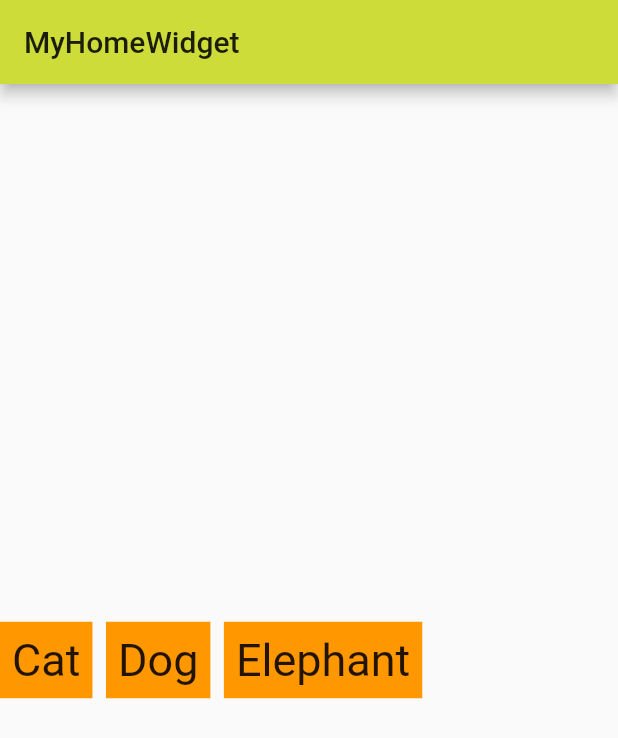
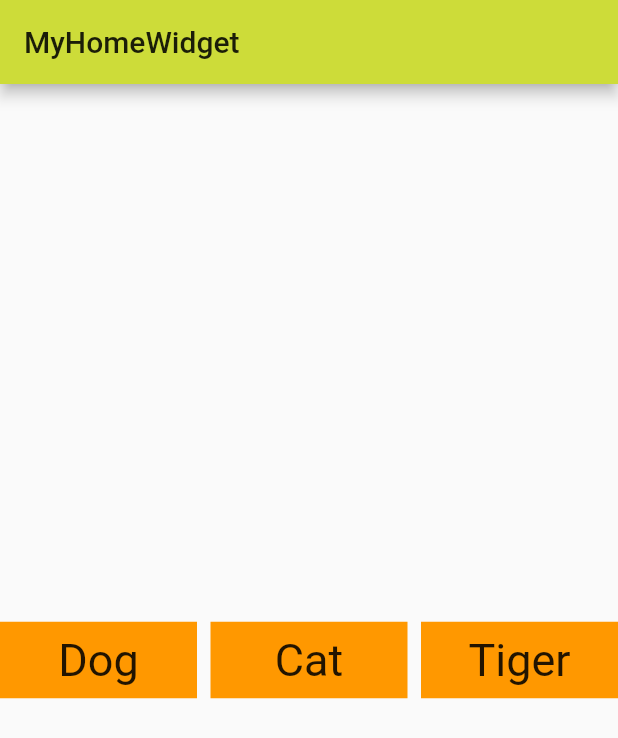
Before and after one commit to tanveerahmed1987/flutter_app, a Flutter app: the screen it shows after launch, on a phone screen of 412 x 824 dp. Shown: the top 738 px of the screen. Run offline on Flutter 3.47's test engine with Material 2 defaults, Android fonts, the phone set to English and light mode, and no system bars.

Commit message:
Row and Column Widget Expanded

```diff
--- a/lib/main.dart
+++ b/lib/main.dart
@@ -19,34 +19,26 @@ class Home extends StatelessWidget {
       appBar: AppBar( title: Text('MyHomeWidget')),
       body: Center(
         child: Row(children: [
-          Name('Cat'),
+          Expanded(child: Name('Dog'),),
           SizedBox(width: 9.0,),
-          Name('Dog'),
+          Expanded(child: Name('Cat')),
           SizedBox(width: 9.0,),
-          Name('Elephant'),
+          Expanded(child: Name('Tiger')),
         ],
-      )
-      )
-    );
+        ),));
   }
 }
 
 class Name extends StatelessWidget {
-
   final String _name;
-
   const Name(this._name);
 
   @override
   Widget build(BuildContext context) {
     return DecoratedBox(
       decoration: BoxDecoration(color: Colors.orange),
-      child: Padding(
-        padding: EdgeInsets.all(8.0),
-        child: Text(this._name,
-          style: TextStyle(fontSize: 30.0),
-        ),
-      ),
+      child: Padding( padding: EdgeInsets.all(8.0), child:
+      Text(this._name, textAlign: TextAlign.center, style: TextStyle(fontSize: 30.0))),
     );
   }
 }
```
